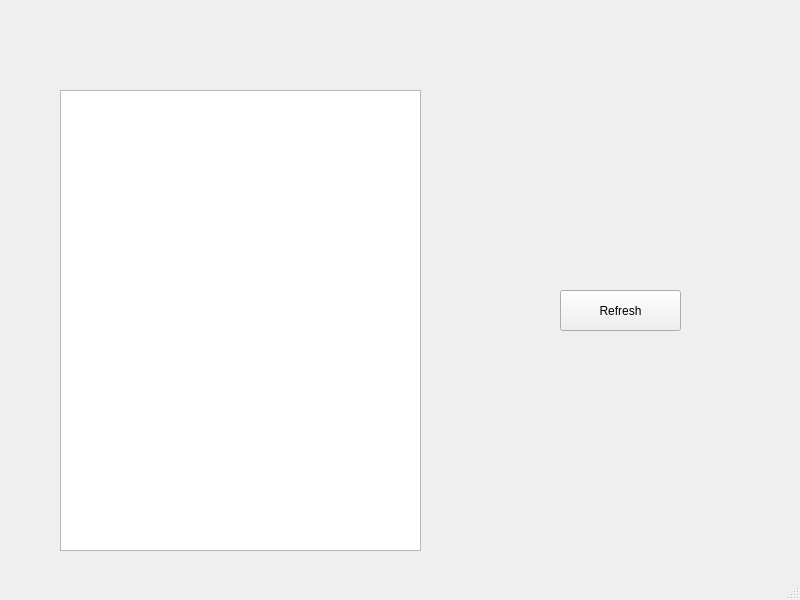
Above: src/gui/ui_source/info_window.ui from MariuszPaluch2001/store-chain-management before the change. Below: the same form after it.
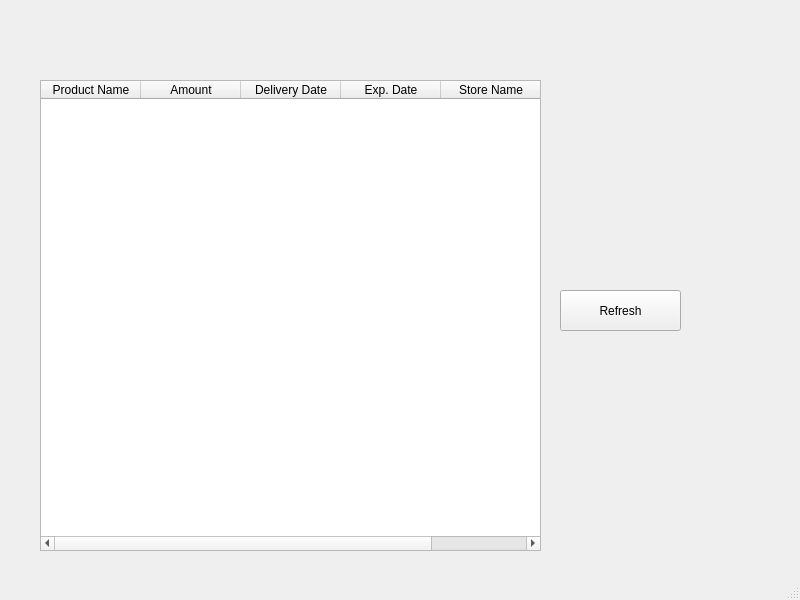
That is the form after the change.

Commit message: Add working Info window.

Patch:
```diff
--- a/src/gui/ui_source/info_window.ui
+++ b/src/gui/ui_source/info_window.ui
@@ -14,17 +14,7 @@
    <string>MainWindow</string>
   </property>
   <widget class="QWidget" name="centralwidget">
-   <widget class="QTableView" name="tableView">
-    <property name="geometry">
-     <rect>
-      <x>60</x>
-      <y>90</y>
-      <width>361</width>
-      <height>461</height>
-     </rect>
-    </property>
-   </widget>
-   <widget class="QPushButton" name="pushButton">
+   <widget class="QPushButton" name="Refresh_Button">
     <property name="geometry">
      <rect>
       <x>560</x>
@@ -37,6 +27,44 @@
      <string>Refresh</string>
     </property>
    </widget>
+   <widget class="QTableWidget" name="Query_Table">
+    <property name="geometry">
+     <rect>
+      <x>40</x>
+      <y>80</y>
+      <width>501</width>
+      <height>471</height>
+     </rect>
+    </property>
+    <property name="rowCount">
+     <number>0</number>
+    </property>
+    <column>
+     <property name="text">
+      <string>Product Name</string>
+     </property>
+    </column>
+    <column>
+     <property name="text">
+      <string>Amount</string>
+     </property>
+    </column>
+    <column>
+     <property name="text">
+      <string>Delivery Date</string>
+     </property>
+    </column>
+    <column>
+     <property name="text">
+      <string>Exp. Date</string>
+     </property>
+    </column>
+    <column>
+     <property name="text">
+      <string>Store Name</string>
+     </property>
+    </column>
+   </widget>
   </widget>
   <widget class="QStatusBar" name="statusbar"/>
  </widget>
```
The commit also changes 3 other files.
